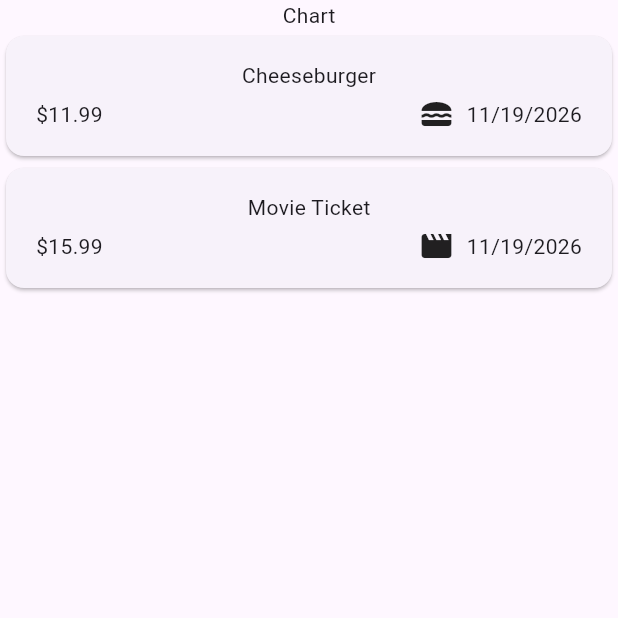
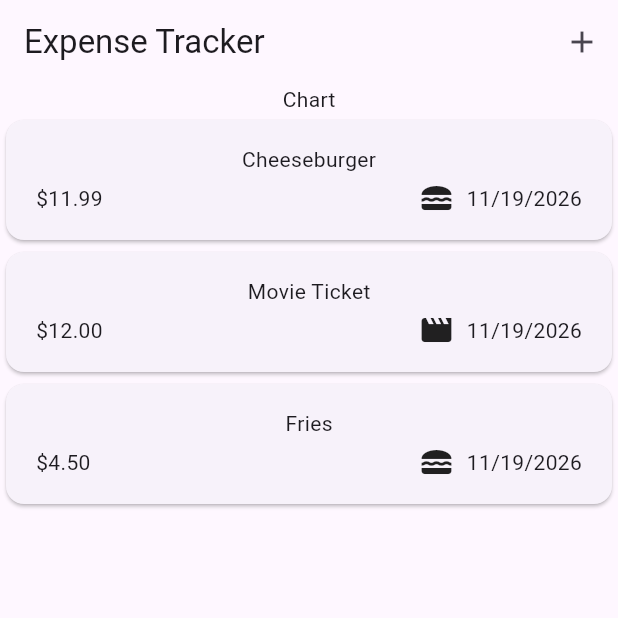
Before and after one commit to kershockracy/expense_tracker_fa26, a Flutter app: the screen it shows after launch, on a phone screen of 412 x 824 dp, the top half of it. Run offline on Flutter 3.47's test engine with Material 3 defaults, Android fonts, the phone set to English and light mode, and no system bars.

Commit message:
Fixed folder structure and imports to get the app running

```diff
--- a/lib/expense.dart
+++ b/lib/models/expense.dart
@@ -12,7 +12,7 @@ const categoryIcons = {
   Category.food: Icons.lunch_dining,
   Category.travel: Icons.flight_takeoff,
   Category.leisure: Icons.movie,
-  Category.work: Icons.work
+  Category.work: Icons.work,
 };
 
 class Expense {
--- a/lib/widgets/expenses.dart
+++ b/lib/widgets/expenses.dart
@@ -1,7 +1,8 @@
+
 import 'package:flutter/material.dart';
-import '../expense.dart';
-import 'expenses_list.dart';
-
+import 'package:expense_tracker_fa26/models/expense.dart';
+import 'package:expense_tracker_fa26/widgets/expenses_list/expenses_list.dart';
+import 'package:expense_tracker_fa26/widgets/new_expense.dart';
 
 class Expenses extends StatefulWidget {
   const Expenses({super.key});
@@ -13,6 +14,13 @@ class Expenses extends StatefulWidget {
 }
 
 class _ExpensesState extends State<Expenses> {
+  void _openAddExpenseOverlay() {
+    showModalBottomSheet(
+      context: context,
+      builder: (ctx) => const NewExpense(),
+    );
+  }
+
   final List<Expense> _registeredExpenses = [
     Expense(
       title: 'Cheeseburger',
@@ -22,15 +30,30 @@ class _ExpensesState extends State<Expenses> {
     ),
     Expense(
       title: 'Movie Ticket',
-      amount: 15.99,
+      amount: 12.00,
       date: DateTime.now(),
       category: Category.leisure,
+    ),
+    Expense(
+      title: 'Fries',
+      amount: 4.50,
+      date: DateTime.now(),
+      category: Category.food,
     ),
   ];
 
   @override
   Widget build(BuildContext context) {
     return Scaffold(
+      appBar: AppBar(
+        title: const Text('Expense Tracker'),
+        actions: [
+          IconButton(
+            onPressed: _openAddExpenseOverlay,
+            icon: const Icon(Icons.add),
+          ),
+        ],
+      ),
       body: Column(
         children: [
           const Text('Chart'),
--- a/lib/widgets/expense_item.dart
+++ b/lib/widgets/expenses_list/expense_item.dart
@@ -1,7 +1,6 @@
 
 import 'package:flutter/material.dart';
-import '../expense.dart';
-
+import 'package:expense_tracker_fa26/models/expense.dart';
 
 class ExpenseItem extends StatelessWidget {
   const ExpenseItem({
--- a/lib/widgets/expenses_list.dart
+++ b/lib/widgets/expenses_list/expenses_list.dart
@@ -1,7 +1,8 @@
 
 import 'package:flutter/material.dart';
-import '../expense.dart';
-import 'expense_item.dart';
+import 'package:expense_tracker_fa26/widgets/expenses_list/expense_item.dart';
+import 'package:expense_tracker_fa26/models/expense.dart';
+
 
 
 class ExpensesList extends StatelessWidget {
```
Also changed, not shown: lib/widgets/new_expense.dart (added, +48 -0 lines).
